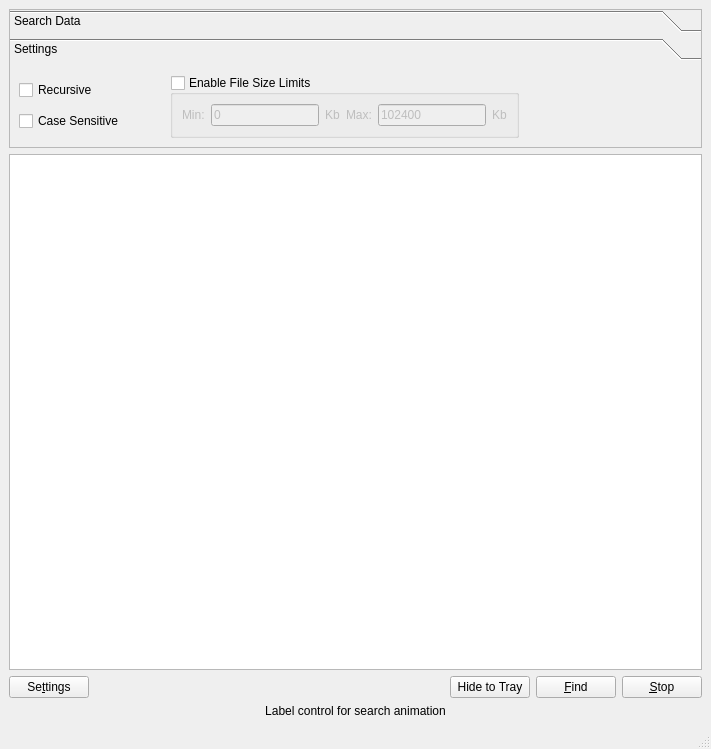
The window that SearchGUI/src/searchwindow.ui (tmpprj/tmpprj) describes before a commit, drawn with Qt 5.
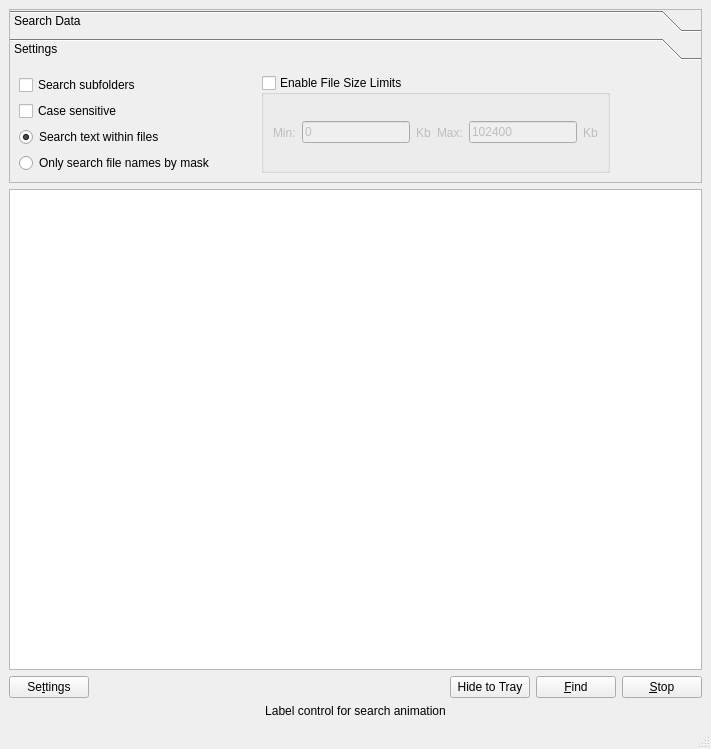
The same window after the commit. The open tabs and pages were chosen to show the change. Icons and pictures are not drawn. Custom widgets are drawn as their Qt base class.

Commit message: search mode selection in progress

Patch:
```diff
--- a/SearchGUI/src/searchwindow.ui
+++ b/SearchGUI/src/searchwindow.ui
@@ -189,9 +189,9 @@
        <property name="geometry">
         <rect>
          <x>0</x>
-         <y>0</y>
-         <width>691</width>
-         <height>80</height>
+         <y>-50</y>
+         <width>711</width>
+         <height>130</height>
         </rect>
        </property>
        <attribute name="label">
@@ -209,7 +209,7 @@
              </sizepolicy>
             </property>
             <property name="text">
-             <string>Recursive</string>
+             <string>Search subfolders</string>
             </property>
            </widget>
           </item>
@@ -222,7 +222,24 @@
              </sizepolicy>
             </property>
             <property name="text">
-             <string>Case Sensitive</string>
+             <string>Case sensitive</string>
+            </property>
+           </widget>
+          </item>
+          <item>
+           <widget class="QRadioButton" name="radioSearchText">
+            <property name="text">
+             <string>Search text within files</string>
+            </property>
+            <property name="checked">
+             <bool>true</bool>
+            </property>
+           </widget>
+          </item>
+          <item>
+           <widget class="QRadioButton" name="radioSearchFiles">
+            <property name="text">
+             <string>Only search file names by mask</string>
             </property>
            </widget>
           </item>
```
Left out of the diff: 39 changed lines with no effect on the pictures.
